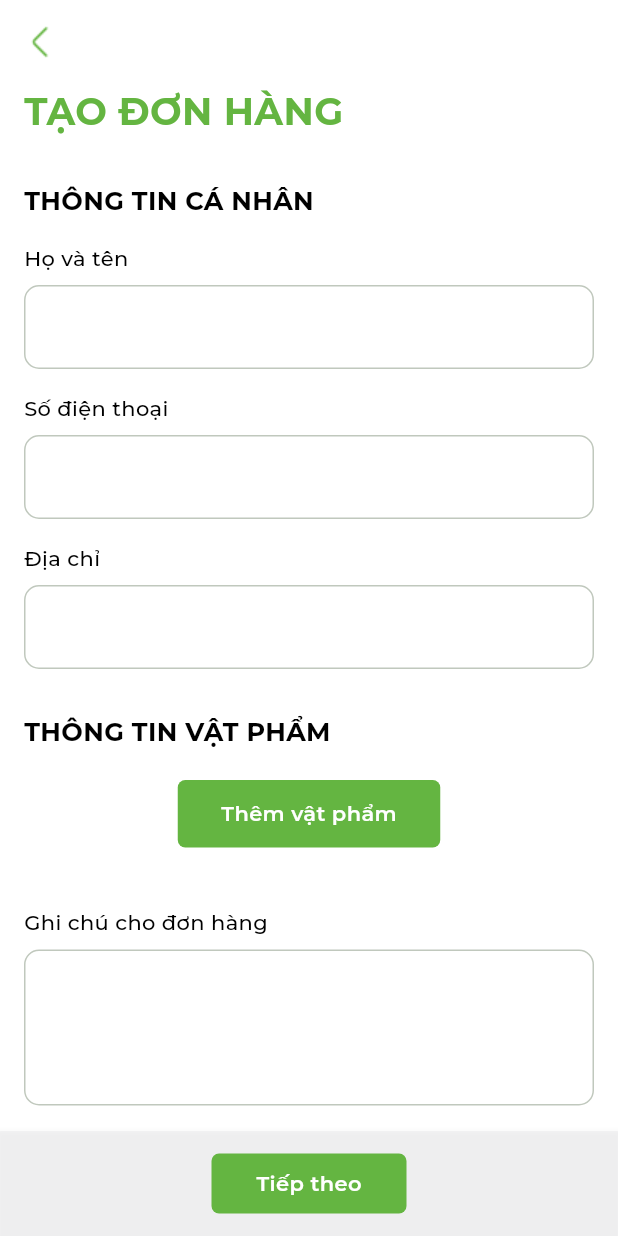
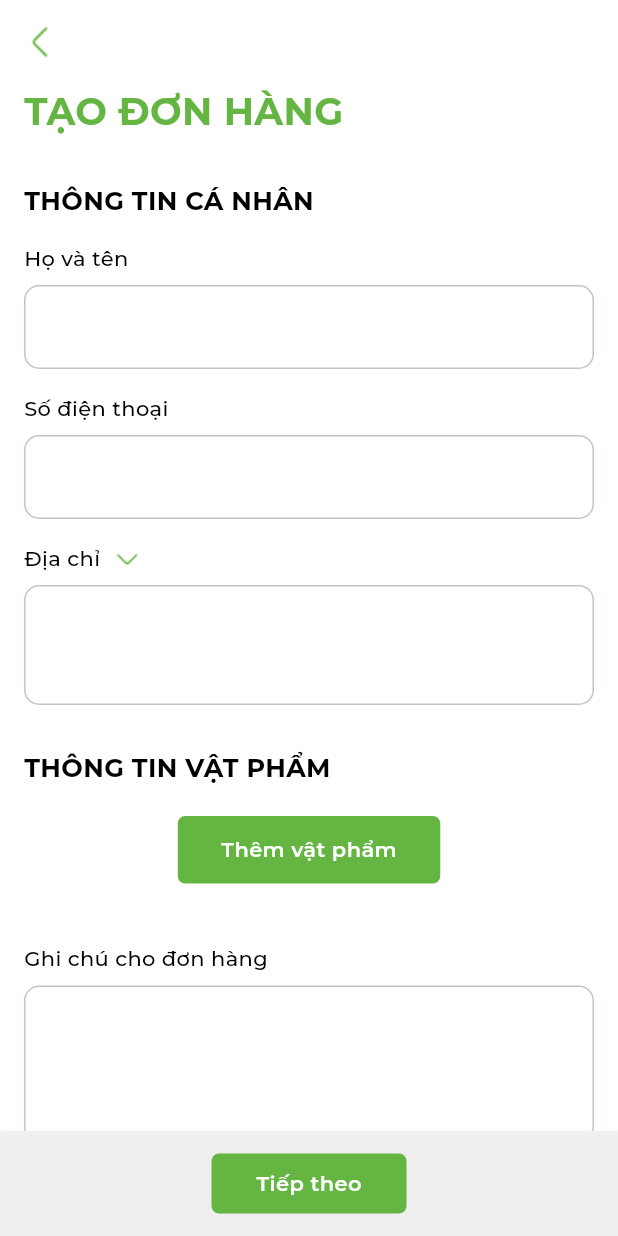
Before and after one commit to PXNghi/revive_flutter_app, a Flutter app: the CreateOrderPage screen opened by its route, on a phone screen of 412 x 824 dp. Run offline on Flutter 3.47's test engine with Material 3 defaults, Android fonts, the phone set to English and light mode, and no system bars; our stand-ins replace carousel_slider, fl_chart, flutter_bloc, flutter_map, flutter_svg, freezed_annotation and 9 more; accounts and stored records are empty; generated files the repository leaves out were written again; network calls fail.

Commit message:
show user address when they create new order

```diff
--- a/lib/features/order/presentation/create_order_page.dart
+++ b/lib/features/order/presentation/create_order_page.dart
@@ -116,10 +116,49 @@ class _CreateOrderPageState extends State<CreateOrderPage> {
                       errorText: state.userPhoneError,
                     ),
                     const SizedBox(height: 16),
-                    MyTextField(
-                      label: "Địa chỉ",
+                    Row(
+                      children: [
+                        Text(
+                          "Địa chỉ",
+                          style: contentStyle.copyWith(
+                              fontWeight: FontWeight.w500),
+                        ),
+                        const SizedBox(width: 8.0),
+                        MyIconButton(
+                          icon: arrowDownIcon,
+                          onTap: () {
+                            _showAddressBottomSheet(context);
+                          },
+                        ),
+                      ],
+                    ),
+                    const SizedBox(height: 8.0),
+                    TextField(
                       controller: _addressController,
-                      errorText: state.userAddressError,
+                      decoration: InputDecoration(
+                        enabledBorder: OutlineInputBorder(
+                          borderRadius: BorderRadius.circular(10.0),
+                          borderSide: const BorderSide(
+                              color: grayBorderColor, width: 1.0),
+                        ),
+                        focusedBorder: OutlineInputBorder(
+                          borderRadius: BorderRadius.circular(10.0),
+                          borderSide:
+                              const BorderSide(color: primaryColor, width: 1.0),
+                        ),
+                        errorBorder: OutlineInputBorder(
+                          borderRadius: BorderRadius.circular(10.0),
+                          borderSide:
+                              const BorderSide(color: alertColor, width: 1.0),
+                        ),
+                        focusedErrorBorder: OutlineInputBorder(
+                          borderRadius: BorderRadius.circular(10.0),
+                          borderSide:
+                              const BorderSide(color: alertColor, width: 1.0),
+                        ),
+                        errorText: state.userAddressError,
+                      ),
+                      maxLines: 2,
                     ),
                     const SizedBox(height: 30),
                     Text(
@@ -136,7 +175,8 @@ class _CreateOrderPageState extends State<CreateOrderPage> {
                       ),
                     ),
                     const SizedBox(height: 20.0),
-                    if (state.addedListProduct != null && state.addedListProduct!.isNotEmpty)
+                    if (state.addedListProduct != null &&
+                        state.addedListProduct!.isNotEmpty)
                       ExpandProduct(
                         cart: state.addedListProduct,
                         onDelete: (value) {
@@ -665,4 +705,33 @@ class _CreateOrderPageState extends State<CreateOrderPage> {
       ],
     );
   }
+
+  void _showAddressBottomSheet(BuildContext context) {
+    showModalBottomSheet<void>(
+      context: context,
+      builder: (BuildContext context) {
+        return Padding(
+          padding: const EdgeInsets.fromLTRB(16.0, 24.0, 16.0, 16.0),
+          child: ListView.separated(
+            separatorBuilder: (context, index) => const Divider(color: primaryColor,),
+            itemCount: SessionData.mine!.addresses.length,
+            itemBuilder: (context, index) {
+              return Padding(
+                padding: const EdgeInsets.symmetric(vertical: 8.0),
+                child: GestureDetector(
+                  onTap: () {
+                    _addressController.text = SessionData.mine!.addresses[index].address.toString();
+                    Navigator.pop(context);
+                  },
+                  child: Text(
+                    SessionData.mine!.addresses[index].address.toString(),
+                  ),
+                ),
+              );
+            },
+          ),
+        );
+      },
+    );
+  }
 }
```
